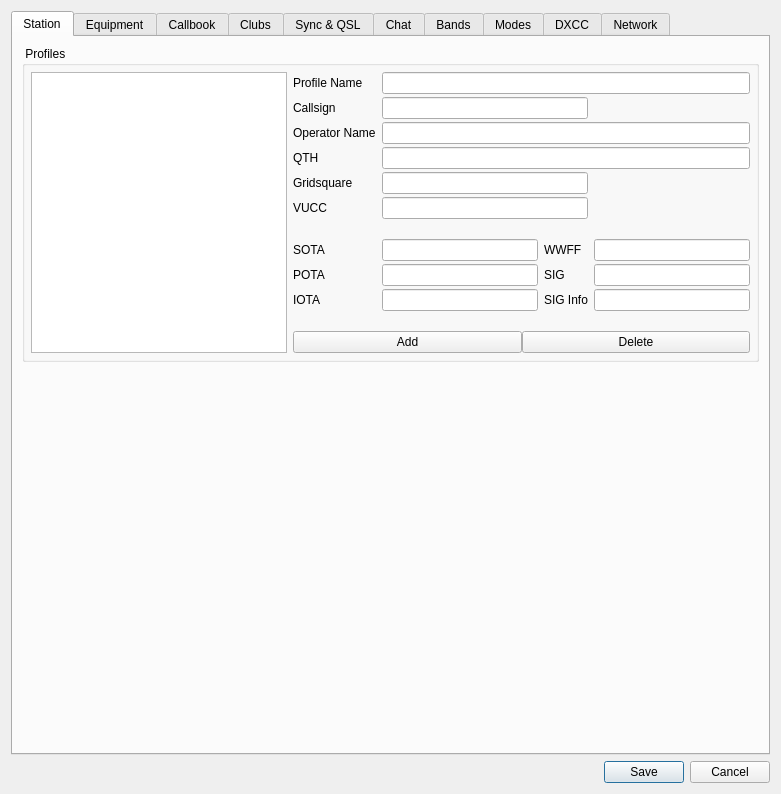
The window that ui/SettingsDialog.ui (k5mcd/QLog) describes before a commit, drawn with Qt 5.
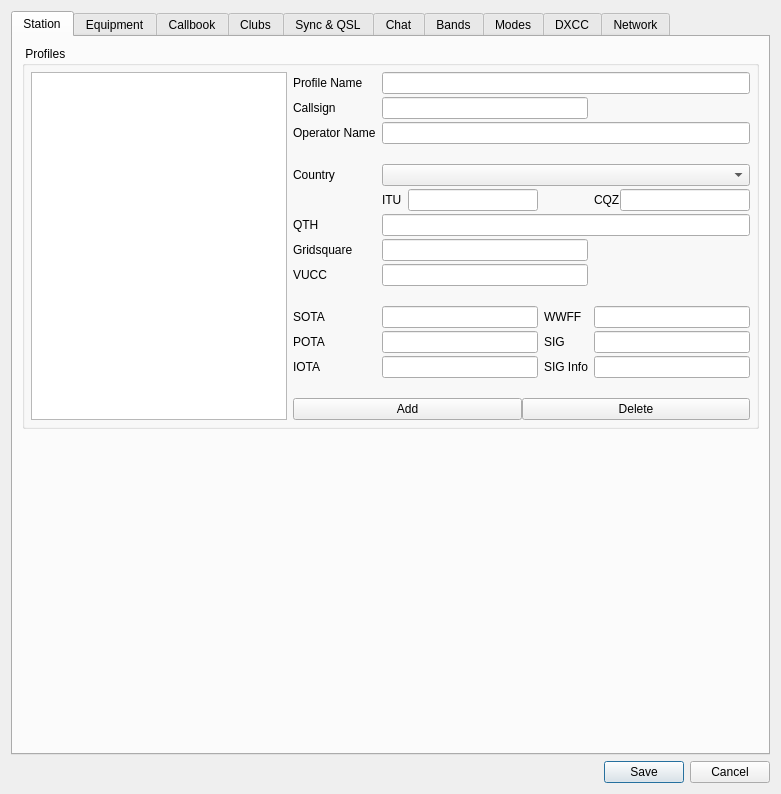
The same window after the commit. Icons and pictures are not drawn.

Commit message: Station Profile: Added CQ/ITU Zones and Country

What changed in the file:
```diff
--- a/ui/SettingsDialog.ui
+++ b/ui/SettingsDialog.ui
@@ -61,79 +61,180 @@
           <property name="verticalSpacing">
            <number>3</number>
           </property>
-          <item row="7" column="4">
+          <item row="10" column="1">
+           <widget class="QLabel" name="stationSOTALabel">
+            <property name="text">
+             <string>SOTA</string>
+            </property>
+           </widget>
+          </item>
+          <item row="1" column="2" colspan="2">
+           <widget class="QLineEdit" name="stationCallsignEdit">
+            <property name="toolTip">
+             <string>Callsign (Mandatory parameter)</string>
+            </property>
+            <property name="text">
+             <string/>
+            </property>
+            <property name="maxLength">
+             <number>25</number>
+            </property>
+           </widget>
+          </item>
+          <item row="9" column="1">
+           <widget class="QLabel" name="label_2">
+            <property name="text">
+             <string/>
+            </property>
+           </widget>
+          </item>
+          <item row="2" column="2" colspan="3">
+           <widget class="QLineEdit" name="stationOperatorEdit">
+            <property name="toolTip">
+             <string>Operator name (Optional parameter)</string>
+            </property>
+           </widget>
+          </item>
+          <item row="12" column="1">
+           <widget class="QLabel" name="stationIOTALabel">
+            <property name="text">
+             <string>IOTA</string>
+            </property>
+           </widget>
+          </item>
+          <item row="4" column="1">
+           <widget class="QLabel" name="label_7">
+            <property name="text">
+             <string>Country</string>
+            </property>
+           </widget>
+          </item>
+          <item row="7" column="2" colspan="2">
+           <widget class="QLineEdit" name="stationLocatorEdit">
+            <property name="toolTip">
+             <string>Station Gridsquare (Mandatory parameter)</string>
+            </property>
+            <property name="text">
+             <string/>
+            </property>
+            <property name="maxLength">
+             <number>12</number>
+            </property>
+           </widget>
+          </item>
+          <item row="0" column="1">
+           <widget class="QLabel" name="stationProfileNameLabel">
+            <property name="text">
+             <string>Profile Name</string>
+            </property>
+           </widget>
+          </item>
+          <item row="10" column="4">
            <widget class="QLineEdit" name="stationWWFFEdit">
             <property name="toolTip">
              <string>World Wide Flora &amp; Fauna (Optional parameter)</string>
             </property>
            </widget>
           </item>
-          <item row="8" column="1">
+          <item row="12" column="2">
+           <widget class="QLineEdit" name="stationIOTAEdit">
+            <property name="toolTip">
+             <string>IOTA  (Optional parameter)</string>
+            </property>
+           </widget>
+          </item>
+          <item row="11" column="1">
            <widget class="QLabel" name="stationPOTALabel">
             <property name="text">
              <string>POTA</string>
             </property>
            </widget>
           </item>
-          <item row="8" column="3">
-           <widget class="QLabel" name="stationSIGLabel">
-            <property name="text">
-             <string>SIG</string>
+          <item row="5" column="4">
+           <layout class="QHBoxLayout" name="horizontalLayout_33">
+            <item>
+             <widget class="QLabel" name="stationCQZLabel">
+              <property name="text">
+               <string>CQZ</string>
+              </property>
+             </widget>
+            </item>
+            <item>
+             <widget class="QLineEdit" name="stationCQZEdit"/>
+            </item>
+           </layout>
+          </item>
+          <item row="11" column="4">
+           <widget class="QLineEdit" name="stationSIGEdit">
+            <property name="toolTip">
+             <string>SIG (Optional parameter).</string>
             </property>
            </widget>
           </item>
-          <item row="8" column="2">
-           <widget class="QLineEdit" name="stationPOTAEdit"/>
+          <item row="10" column="2">
+           <widget class="QLineEdit" name="stationSOTAEdit">
+            <property name="toolTip">
+             <string>SOTA (Optional parameter)</string>
+            </property>
+           </widget>
           </item>
           <item row="6" column="1">
-           <widget class="QLabel" name="label_2">
-            <property name="text">
-             <string/>
-            </property>
-           </widget>
-          </item>
-          <item row="10" column="1">
-           <widget class="QLabel" name="label_5">
-            <property name="text">
-             <string/>
-            </property>
-           </widget>
-          </item>
-          <item row="4" column="2" colspan="2">
-           <widget class="QLineEdit" name="stationLocatorEdit">
-            <property name="toolTip">
-             <string>Station Gridsquare (Mandatory parameter)</string>
-            </property>
-            <property name="text">
-             <string/>
-            </property>
-            <property name="maxLength">
-             <number>12</number>
-            </property>
-           </widget>
-          </item>
-          <item row="2" column="1">
-           <widget class="QLabel" name="stationOperatorLabel">
-            <property name="text">
-             <string>Operator Name</string>
-            </property>
-           </widget>
-          </item>
-          <item row="7" column="1">
-           <widget class="QLabel" name="stationSOTALabel">
-            <property name="text">
-             <string>SOTA</string>
-            </property>
-           </widget>
-          </item>
-          <item row="3" column="1">
            <widget class="QLabel" name="stationQTHLabel">
             <property name="text">
              <string>QTH</string>
             </property>
            </widget>
           </item>
-          <item row="9" column="4">
+          <item row="8" column="2" colspan="2">
+           <widget class="QLineEdit" name="stationVUCCEdit">
+            <property name="toolTip">
+             <string>VUCC  Grids (Optional parameter). Ex. EN98,FM08,EM97,FM07</string>
+            </property>
+            <property name="inputMask">
+             <string/>
+            </property>
+           </widget>
+          </item>
+          <item row="12" column="3">
+           <widget class="QLabel" name="stationSIGInfoLabel">
+            <property name="text">
+             <string>SIG Info</string>
+            </property>
+           </widget>
+          </item>
+          <item row="14" column="1" colspan="4">
+           <layout class="QHBoxLayout" name="horizontalLayout_12">
+            <item>
+             <widget class="QPushButton" name="stationAddProfileButton">
+              <property name="text">
+               <string>Add</string>
+              </property>
+             </widget>
+            </item>
+            <item>
+             <widget class="QPushButton" name="stationDelProfileButton">
+              <property name="text">
+               <string>Delete</string>
+              </property>
+             </widget>
+            </item>
+           </layout>
+          </item>
+          <item row="11" column="3">
+           <widget class="QLabel" name="stationSIGLabel">
+            <property name="text">
+             <string>SIG</string>
+            </property>
+           </widget>
+          </item>
+          <item row="7" column="1">
+           <widget class="QLabel" name="stationLocatorLabel">
+            <property name="text">
+             <string>Gridsquare</string>
+            </property>
+           </widget>
+          </item>
+          <item row="12" column="4">
            <widget class="QLineEdit" name="stationSIGInfoEdit">
             <property name="toolTip">
              <string>SIG Information (Optional parameter)</string>
@@ -143,33 +244,15 @@
             </property>
            </widget>
           </item>
-          <item row="7" column="3">
+          <item row="10" column="3">
            <widget class="QLabel" name="stationWWFFLabel">
             <property name="text">
              <string>WWFF</string>
             </property>
            </widget>
           </item>
-          <item row="9" column="2">
-           <widget class="QLineEdit" name="stationIOTAEdit">
-            <property name="toolTip">
-             <string>IOTA  (Optional parameter)</string>
-            </property>
-           </widget>
-          </item>
-          <item row="1" column="1">
-           <widget class="QLabel" name="stationCallsignLabel">
-            <property name="text">
-             <string>Callsign</string>
-            </property>
-           </widget>
-          </item>
-          <item row="7" column="2">
-           <widget class="QLineEdit" name="stationSOTAEdit">
-            <property name="toolTip">
-             <string>SOTA (Optional parameter)</string>
-            </property>
-           </widget>
+          <item row="11" column="2">
+           <widget class="QLineEdit" name="stationPOTAEdit"/>
           </item>
           <item row="0" column="2" colspan="3">
            <widget class="QLineEdit" name="stationProfileNameEdit">
@@ -178,7 +261,34 @@
             </property>
            </widget>
           </item>
-          <item row="0" column="0" rowspan="12">
+          <item row="5" column="2">
+           <layout class="QHBoxLayout" name="horizontalLayout_31">
+            <property name="spacing">
+             <number>6</number>
+            </property>
+            <property name="bottomMargin">
+             <number>0</number>
+            </property>
+            <item>
+             <widget class="QLabel" name="stationITULabel">
+              <property name="text">
+               <string>ITU</string>
+              </property>
+             </widget>
+            </item>
+            <item>
+             <widget class="QLineEdit" name="stationITUEdit"/>
+            </item>
+           </layout>
+          </item>
+          <item row="8" column="1">
+           <widget class="QLabel" name="stationVUCCLabel">
+            <property name="text">
+             <string>VUCC</string>
+            </property>
+           </widget>
+          </item>
+          <item row="0" column="0" rowspan="15">
            <widget class="QListView" name="stationProfilesListView">
             <property name="focusPolicy">
              <enum>Qt::NoFocus</enum>
@@ -194,100 +304,41 @@
             </property>
            </widget>
           </item>
-          <item row="4" column="1">
-           <widget class="QLabel" name="stationLocatorLabel">
-            <property name="text">
-             <string>Gridsquare</string>
-            </property>
-           </widget>
-          </item>
-          <item row="9" column="1">
-           <widget class="QLabel" name="stationIOTALabel">
-            <property name="text">
-             <string>IOTA</string>
-            </property>
-           </widget>
-          </item>
-          <item row="0" column="1">
-           <widget class="QLabel" name="stationProfileNameLabel">
-            <property name="text">
-             <string>Profile Name</string>
-            </property>
-           </widget>
-          </item>
-          <item row="5" column="1">
-           <widget class="QLabel" name="stationVUCCLabel">
-            <property name="text">
-             <string>VUCC</string>
-            </property>
-           </widget>
-          </item>
-          <item row="8" column="4">
-           <widget class="QLineEdit" name="stationSIGEdit">
-            <property name="toolTip">
-             <string>SIG (Optional parameter).</string>
-            </property>
-           </widget>
-          </item>
-          <item row="5" column="2" colspan="2">
-           <widget class="QLineEdit" name="stationVUCCEdit">
-            <property name="toolTip">
-             <string>VUCC  Grids (Optional parameter). Ex. EN98,FM08,EM97,FM07</string>
-            </property>
-            <property name="inputMask">
-             <string/>
-            </property>
-           </widget>
-          </item>
-          <item row="9" column="3">
-           <widget class="QLabel" name="stationSIGInfoLabel">
-            <property name="text">
-             <string>SIG Info</string>
-            </property>
-           </widget>
-          </item>
-          <item row="11" column="1" colspan="4">
-           <layout class="QHBoxLayout" name="horizontalLayout_12">
-            <item>
-             <widget class="QPushButton" name="stationAddProfileButton">
-              <property name="text">
-               <string>Add</string>
-              </property>
-             </widget>
-            </item>
-            <item>
-             <widget class="QPushButton" name="stationDelProfileButton">
-              <property name="text">
-               <string>Delete</string>
-              </property>
-             </widget>
-            </item>
-           </layout>
-          </item>
-          <item row="3" column="2" colspan="3">
+          <item row="6" column="2" colspan="3">
            <widget class="QLineEdit" name="stationQTHEdit">
             <property name="toolTip">
              <string>QTH Name (Optional parameter)</string>
             </property>
            </widget>
           </item>
-          <item row="2" column="2" colspan="3">
-           <widget class="QLineEdit" name="stationOperatorEdit">
-            <property name="toolTip">
-             <string>Operator name (Optional parameter)</string>
+          <item row="2" column="1">
+           <widget class="QLabel" name="stationOperatorLabel">
+            <property name="text">
+             <string>Operator Name</string>
             </property>
            </widget>
           </item>
-          <item row="1" column="2" colspan="2">
-           <widget class="QLineEdit" name="stationCallsignEdit">
-            <property name="toolTip">
-             <string>Callsign (Mandatory parameter)</string>
-            </property>
+          <item row="3" column="1">
+           <widget class="QLabel" name="label_8">
             <property name="text">
              <string/>
             </property>
-            <property name="maxLength">
-             <number>25</number>
+           </widget>
+          </item>
+          <item row="4" column="2" colspan="3">
+           <widget class="QComboBox" name="stationCountryCombo"/>
+          </item>
+          <item row="1" column="1">
+           <widget class="QLabel" name="stationCallsignLabel">
+            <property name="text">
+             <string>Callsign</string>
+            </property>
+           </widget>
+          </item>
+          <item row="13" column="1">
+           <widget class="QLabel" name="label_5">
+            <property name="text">
+             <string/>
             </property>
            </widget>
           </item>
```
Left out of the diff: 5 changed lines with no effect on the pictures. The commit also changes 16 other files.
